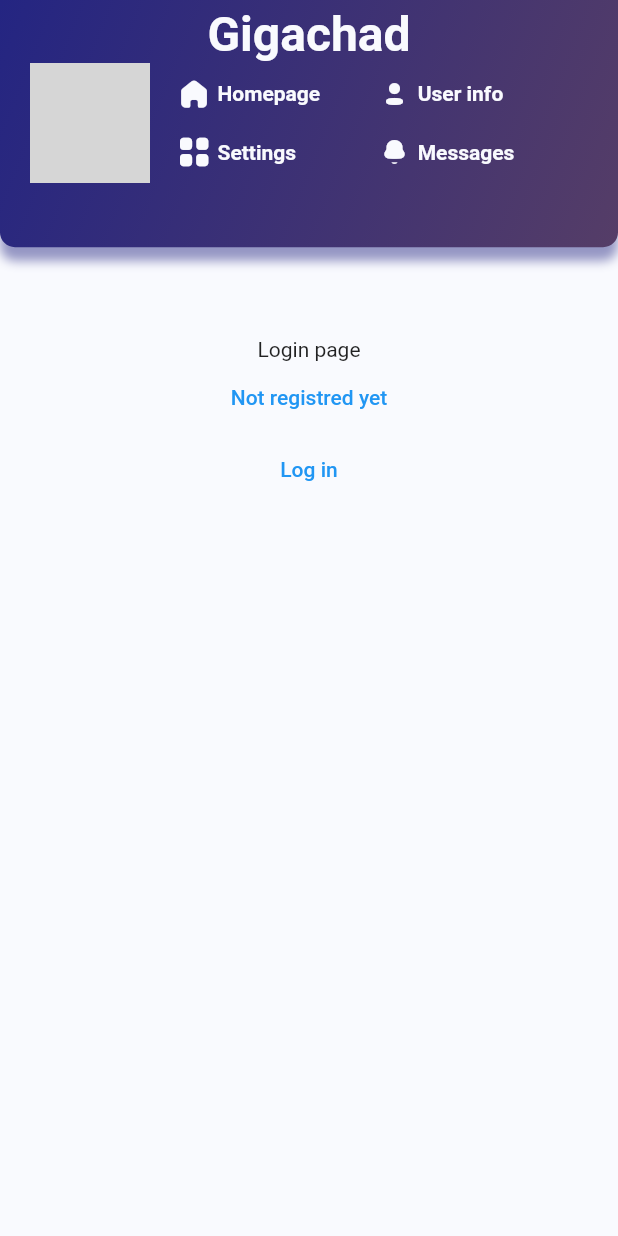
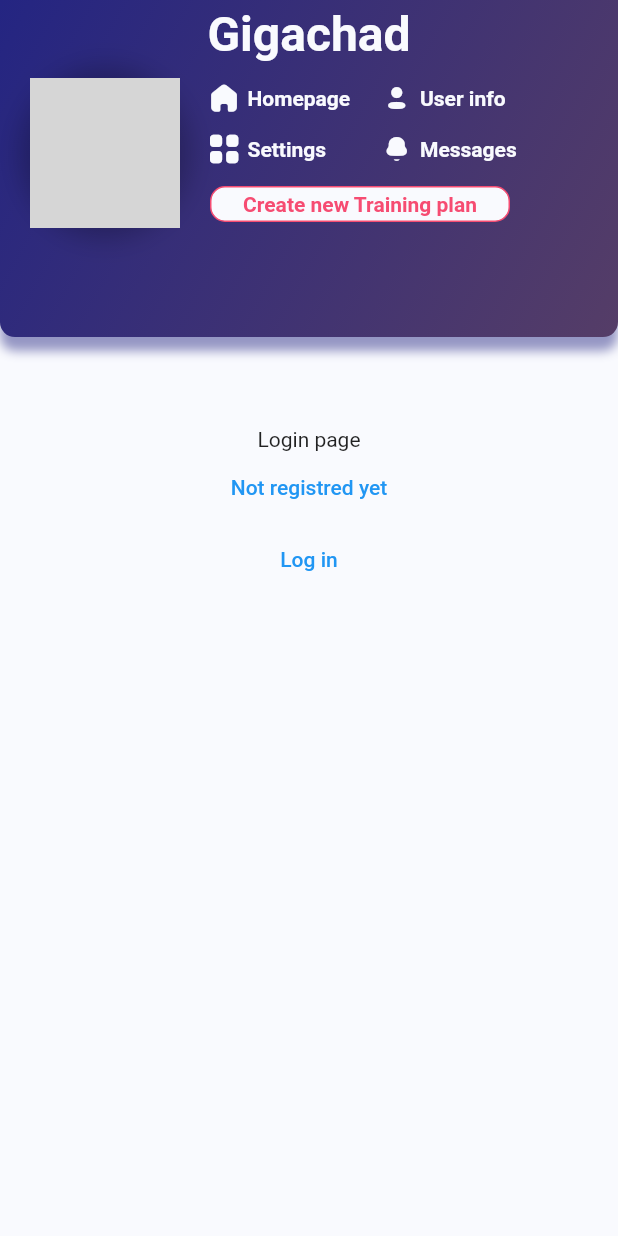
Before and after one commit to marekprochazka/POT-2, a Flutter app: the screen it shows after launch, on a phone screen of 412 x 824 dp. Run offline on Flutter 3.47's test engine with Material 2 defaults, Android fonts, the phone set to English and light mode, and no system bars; our stand-ins replace cached_network_image, flutter_dotenv, go_router, shared_preferences; network calls fail; grey boxes are pictures that could not be loaded.

Commit message:
app: header update

```diff
--- a/app/lib/main.dart
+++ b/app/lib/main.dart
@@ -1,7 +1,6 @@
 import 'package:app/constants.dart';
 import 'package:app/models/environment.dart';
 import 'package:app/models/user.dart';
-import 'package:app/providers/active_page.dart';
 import 'package:app/router.dart';
 import 'package:app/providers/login_state.dart';
 import 'package:flutter/material.dart';
@@ -39,9 +38,6 @@ class MyApp extends StatelessWidget {
         Provider<User>(
           lazy: false,
           create: (BuildContext createContext) => user),
-        Provider<ActivePage>(
-          lazy: false,
-          create: (BuildContext createContext) => ActivePage(pageName:RouteNames.homePage.name)),
       ],
       child: Builder(builder: (BuildContext context) {
         final router = Provider.of<POTRouter>(context, listen: false).router;
--- a/app/lib/ui/base/base_page/base_page.dart
+++ b/app/lib/ui/base/base_page/base_page.dart
@@ -27,7 +27,7 @@ class BasePage extends StatelessWidget {
           ),
           child: SafeArea(child: header?
             Column(children: [
-              const Expanded(flex:2,child: Header()),
+              const Expanded(flex:3,child: Header()),
               Expanded(flex:8,child: child),
             ],)
           :child),
--- /dev/null
+++ b/app/lib/ui/shared/header/components/create_training_plan_button.dart
@@ -0,0 +1,25 @@
+import 'package:app/constants.dart';
+import 'package:flutter/material.dart';
+
+class CreateTrainingPlanButton extends StatelessWidget {
+  const CreateTrainingPlanButton({Key? key}) : super(key: key);
+
+  @override
+  Widget build(BuildContext context) {
+    return Container(
+      decoration: BoxDecoration(
+          border: Border.all(color: POTColors.tertiary),
+          borderRadius: BorderRadius.circular(10),
+          color: POTColors.white),
+      child: const SizedBox(
+        width: 180,
+        height: 22,
+        child: Center(
+            child: Text(
+          'Create new Training plan',
+          style: POTTextStyles.navbarText__active,
+        )),
+      ),
+    );
+  }
+}
--- a/app/lib/ui/shared/header/components/header_content.dart
+++ b/app/lib/ui/shared/header/components/header_content.dart
@@ -1,5 +1,6 @@
 import 'package:app/constants.dart';
 import 'package:app/models/header_icons.dart';
+import 'package:app/ui/shared/header/components/create_training_plan_button.dart';
 import 'package:app/ui/shared/header/components/navbar_text.dart';
 import 'package:cached_network_image/cached_network_image.dart';
 import 'package:flutter/material.dart';
@@ -10,39 +11,115 @@ class HeaderContent extends StatelessWidget {
 
   @override
   Widget build(BuildContext context) {
-    return Row(
+    return Padding(
+      padding: const EdgeInsets.only(top: 10.0),
+      child: Row(
         children: <Widget>[
           Padding(
             padding: const EdgeInsets.only(left: 20.0, right: 20.0),
+            child: Container(
+              decoration: BoxDecoration(shape: BoxShape.circle, boxShadow: [
+                BoxShadow(
+                    color: Colors.black.withOpacity(0.25),
+                    blurRadius: 15,
+                    spreadRadius: 6)
+              ]),
               child: CircleAvatar(
                 backgroundImage: CachedNetworkImageProvider(profilePicture),
-            radius: 40.0,
+                radius: 50.0,
+              ),
             ),
           ),
           Column(
             crossAxisAlignment: CrossAxisAlignment.start,
-          children:  <Widget>[
-            NavbarText(name: 'Homepage', route: RouteNames.homePage.name, icon: HeaderIcons.home),
+            children: <Widget>[
+              Row(
+                crossAxisAlignment: CrossAxisAlignment.start,
+                children: <Widget>[
+                  SizedBox(
+                    width: 100,
+                    child: NavbarText(
+                        name: 'Homepage',
+                        route: RouteNames.homePage.name,
+                        icon: HeaderIcons.home),
+                  ),
                   const SizedBox(
-              height: 20,
+                    width: 15,
                   ),
-            NavbarText(name: 'Settings', route: RouteNames.settingsPage.name ,icon: HeaderIcons.category)
+                  SizedBox(
+                    width: 100,
+                    child: NavbarText(
+                        name: 'User info',
+                        route: RouteNames.userInfoPage.name,
+                        icon: HeaderIcons.profile),
+                  ),
                 ],
               ),
               const SizedBox(
-          width: 40,
+                height: 15,
               ),
-        Column(
+              Row(
                 crossAxisAlignment: CrossAxisAlignment.start,
-          children:  <Widget>[
-            NavbarText(name: 'User info', route: RouteNames.userInfoPage.name, icon: HeaderIcons.profile),
+                children: <Widget>[
+                  SizedBox(
+                    width: 100,
+                    child: NavbarText(
+                        name: 'Settings',
+                        route: RouteNames.settingsPage.name,
+                        icon: HeaderIcons.category),
+                  ),
                   const SizedBox(
-              height: 20,
+                    width: 15,
                   ),
-            NavbarText(name: 'Messages', route: RouteNames.messagesPage.name, icon: HeaderIcons.notify)
+                  SizedBox(
+                    width: 100,
+                    child: NavbarText(
+                        name: 'Messages',
+                        route: RouteNames.messagesPage.name,
+                        icon: HeaderIcons.notify),
+                  )
+                ],
+              ),
+              const SizedBox(
+                height: 15,
+              ),
+              Row(
+                crossAxisAlignment: CrossAxisAlignment.center,
+                children: const [
+                  SizedBox(
+                    width: 200,
+                    child: CreateTrainingPlanButton(),
+                  ),
                 ],
               ),
             ],
+          )
+
+          // Column(
+          //   crossAxisAlignment: CrossAxisAlignment.start,
+          //   children:  <Widget>[
+          //     NavbarText(name: 'Homepage', route: RouteNames.homePage.name, icon: HeaderIcons.home),
+          //     const SizedBox(
+          //       height: 20,
+          //     ),
+          //     NavbarText(name: 'Settings', route: RouteNames.settingsPage.name ,icon: HeaderIcons.category)
+          //   ],
+          // ),
+          // const SizedBox(
+          //   width: 40,
+          // ),
+          // Column(
+          //   crossAxisAlignment: CrossAxisAlignment.start,
+          //   children:  <Widget>[
+          //     NavbarText(name: 'User info', route: RouteNames.userInfoPage.name, icon: HeaderIcons.profile),
+          //     const SizedBox(
+          //       height: 20,
+          //     ),
+          //     NavbarText(name: 'Messages', route: RouteNames.messagesPage.name, icon: HeaderIcons.notify)
+          //   ],
+          // ),
+        ],
+      ),
     );
   }
 }
```
Lines whose indentation alone changed are shown as unchanged.
